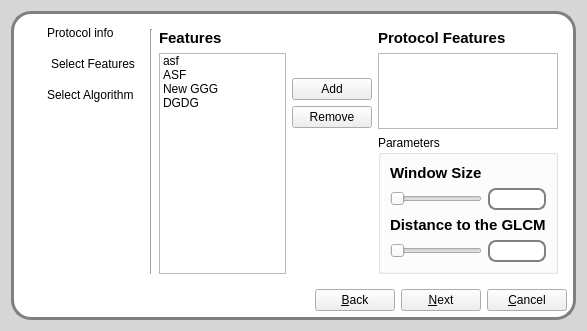
First picture: the form in src/romeo/view/dialogs/protocoldialog.ui, repository AlbertoSimioni/Romeo, before the edit.
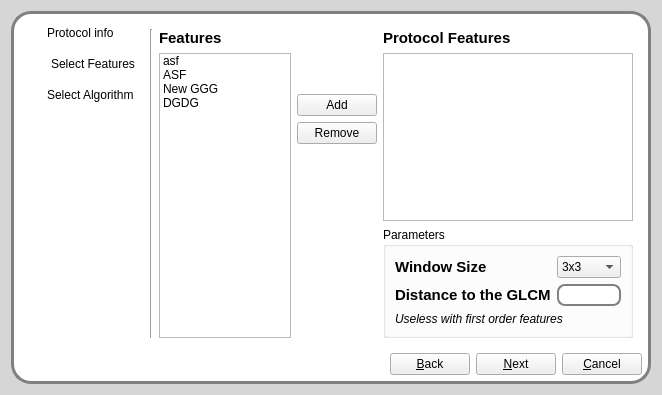
Second picture: the form after the edit. The open tabs and pages were chosen to show the change. Icons and pictures are not drawn.

```diff
--- a/src/romeo/view/dialogs/protocoldialog.ui
+++ b/src/romeo/view/dialogs/protocoldialog.ui
@@ -6,8 +6,8 @@
    <rect>
     <x>0</x>
     <y>0</y>
-    <width>587</width>
-    <height>331</height>
+    <width>662</width>
+    <height>395</height>
    </rect>
   </property>
   <property name="minimumSize">
@@ -571,14 +571,9 @@
                 <property name="title">
                  <string>Parameters</string>
                 </property>
-                <layout class="QGridLayout" name="gridLayout_3">
-                 <item row="1" column="0">
-                  <widget class="QSlider" name="horizontalSlider_5">
-                   <property name="orientation">
-                    <enum>Qt::Horizontal</enum>
-                   </property>
-                  </widget>
-                 </item>
+                <layout class="QVBoxLayout" name="verticalLayout_4">
+                 <item>
+                  <layout class="QFormLayout" name="formLayout_2">
                  <item row="0" column="0">
                   <widget class="QLabel" name="label_14">
                    <property name="text">
@@ -586,23 +581,61 @@
                    </property>
                   </widget>
                  </item>
-                 <item row="1" column="1">
-                  <widget class="QLineEdit" name="lineEdit_5"/>
-                 </item>
-                 <item row="3" column="0">
-                  <widget class="QSlider" name="horizontalSlider_6">
-                   <property name="orientation">
-                    <enum>Qt::Horizontal</enum>
-                   </property>
-                  </widget>
-                 </item>
-                 <item row="3" column="1">
-                  <widget class="QLineEdit" name="lineEdit_6"/>
-                 </item>
-                 <item row="2" column="0" colspan="2">
+                   <item row="0" column="1">
+                    <widget class="QComboBox" name="WindowSizeCombo">
+                     <item>
+                      <property name="text">
+                       <string>3x3</string>
+                      </property>
+                     </item>
+                     <item>
+                      <property name="text">
+                       <string>5x5</string>
+                      </property>
+                     </item>
+                     <item>
+                      <property name="text">
+                       <string>7x7</string>
+                      </property>
+                     </item>
+                     <item>
+                      <property name="text">
+                       <string>9x9</string>
+                      </property>
+                     </item>
+                     <item>
+                      <property name="text">
+                       <string>11x11</string>
+                      </property>
+                     </item>
+                     <item>
+                      <property name="text">
+                       <string>13x13</string>
+                      </property>
+                     </item>
+                     <item>
+                      <property name="text">
+                       <string>15x15</string>
+                      </property>
+                     </item>
+                    </widget>
+                   </item>
+                   <item row="1" column="0">
                   <widget class="QLabel" name="label_15">
                    <property name="text">
                     <string>Distance to the GLCM</string>
+                     </property>
+                    </widget>
+                   </item>
+                   <item row="1" column="1">
+                    <widget class="QLineEdit" name="glcmLineEdit"/>
+                   </item>
+                  </layout>
+                 </item>
+                 <item>
+                  <widget class="QLabel" name="label_19">
+                   <property name="text">
+                    <string>&lt;html&gt;&lt;head/&gt;&lt;body&gt;&lt;p&gt;&lt;span style=&quot; font-size:9pt; font-weight:400; font-style:italic;&quot;&gt;Useless with first order features&lt;/span&gt;&lt;/p&gt;&lt;/body&gt;&lt;/html&gt;</string>
                    </property>
                   </widget>
                  </item>
```
Left out of the diff: 14 changed lines with no effect on the pictures. Lines whose indentation alone changed are shown as unchanged.
